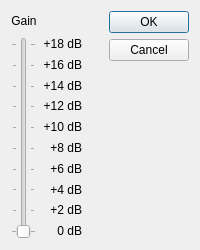
Above: src/qt/qt_soundgain.ui from 86Box/86Box before the change. Below: the same form after it.
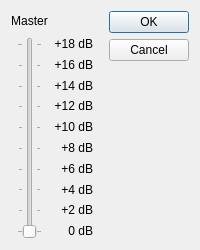
That is the form after the change.

Commit message: Sound: per-source gain, rate-aware bass/treble filters, merge same-rate source timers

What changed in the file:
```diff
--- a/src/qt/qt_soundgain.ui
+++ b/src/qt/qt_soundgain.ui
@@ -22,12 +22,6 @@
     <height>250</height>
    </size>
   </property>
-  <property name="maximumSize">
-   <size>
-    <width>200</width>
-    <height>250</height>
-   </size>
-  </property>
   <property name="windowTitle">
    <string>Sound Gain</string>
   </property>
@@ -54,7 +48,7 @@
       </sizepolicy>
      </property>
      <property name="text">
-      <string>Gain</string>
+      <string>Master</string>
      </property>
      <property name="alignment">
       <set>Qt::AlignCenter</set>
```
The commit also changes 10 other files.
